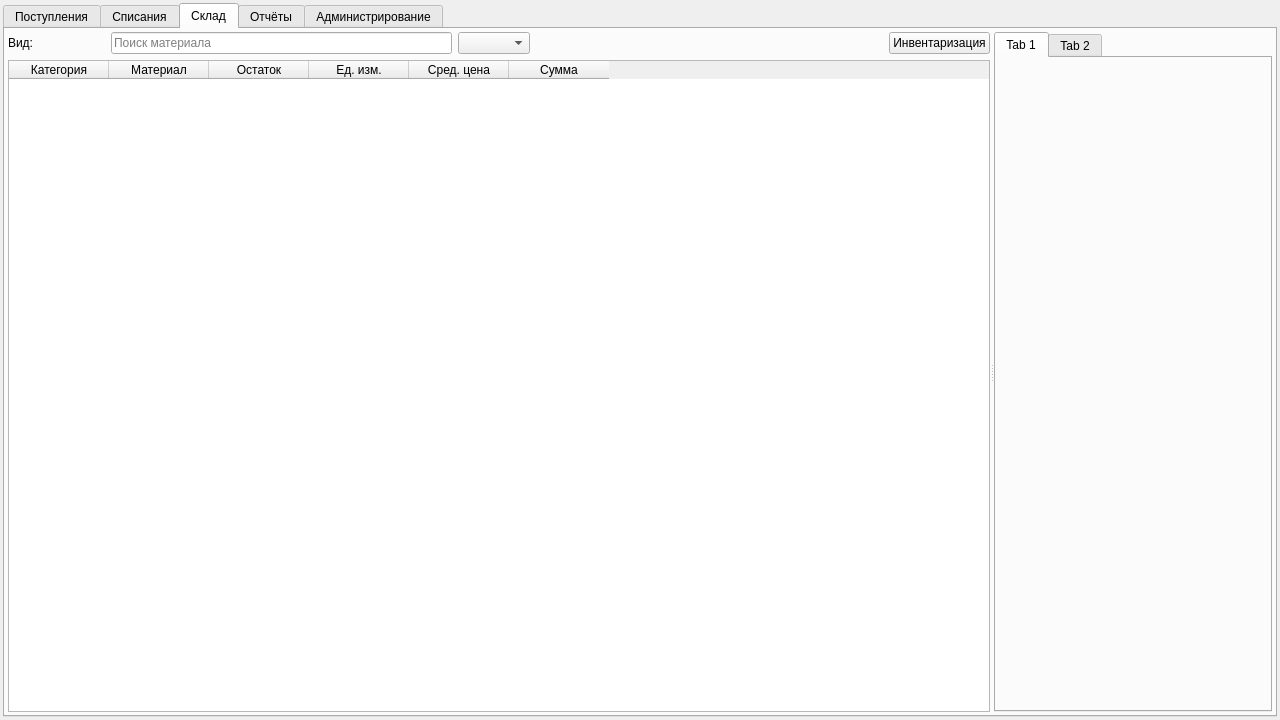
This is dp_kalugina_desktop/mainwidget.ui in Dimand04/dp_kalugina as Qt 5 draws it before an edit. The edited form follows.
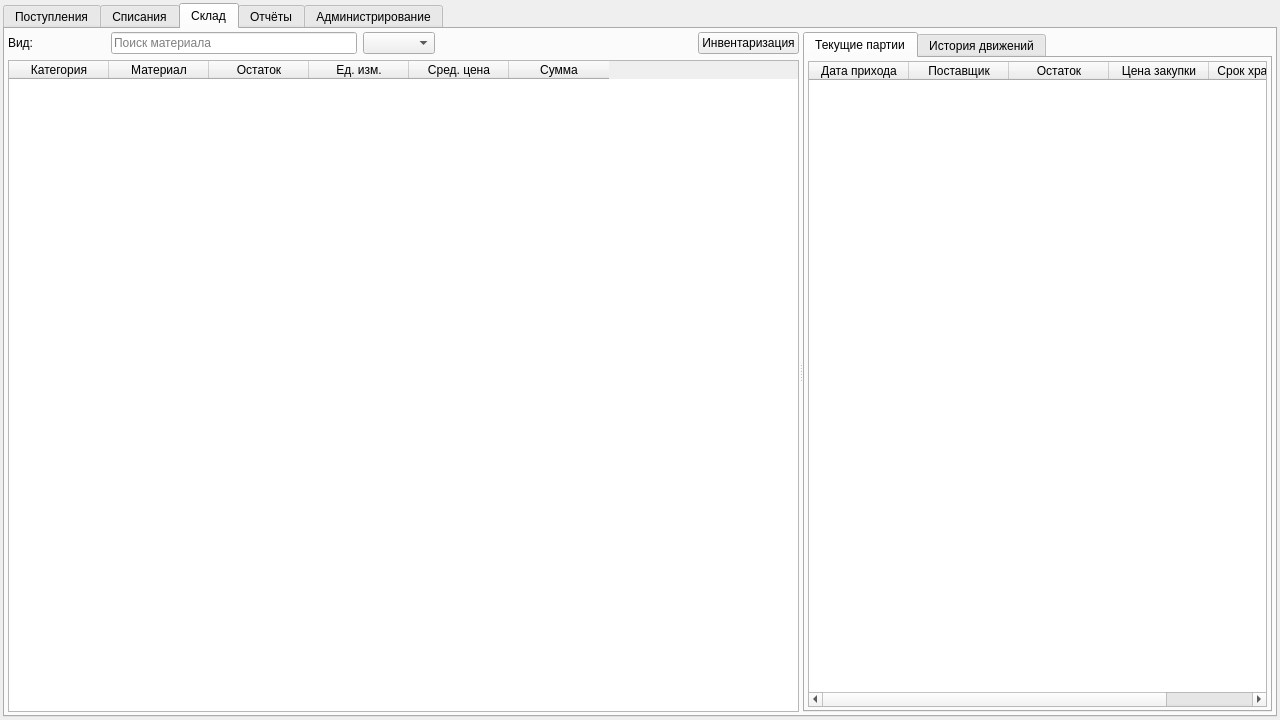
This is the edited form. Custom widgets are drawn as their Qt base class.

```diff
--- a/dp_kalugina_desktop/mainwidget.ui
+++ b/dp_kalugina_desktop/mainwidget.ui
@@ -63,6 +63,15 @@
          <property name="orientation">
           <enum>Qt::Orientation::Horizontal</enum>
          </property>
+         <property name="opaqueResize">
+          <bool>true</bool>
+         </property>
+         <property name="handleWidth">
+          <number>4</number>
+         </property>
+         <property name="childrenCollapsible">
+          <bool>true</bool>
+         </property>
          <widget class="QWidget" name="layoutWidget">
           <layout class="QGridLayout" name="gridLayout_8">
            <item row="0" column="6">
@@ -228,12 +237,85 @@
              </property>
              <widget class="QWidget" name="tab_9">
               <attribute name="title">
-               <string>Tab 1</string>
+               <string>Текущие партии</string>
               </attribute>
+              <layout class="QGridLayout" name="gridLayout_11">
+               <property name="leftMargin">
+                <number>3</number>
+               </property>
+               <property name="topMargin">
+                <number>3</number>
+               </property>
+               <property name="rightMargin">
+                <number>3</number>
+               </property>
+               <property name="bottomMargin">
+                <number>3</number>
+               </property>
+               <item row="0" column="0">
+                <widget class="QTableWidget" name="tw_warehouse_batches">
+                 <property name="verticalScrollBarPolicy">
+                  <enum>Qt::ScrollBarPolicy::ScrollBarAsNeeded</enum>
+                 </property>
+                 <property name="horizontalScrollBarPolicy">
+                  <enum>Qt::ScrollBarPolicy::ScrollBarAsNeeded</enum>
+                 </property>
+                 <property name="editTriggers">
+                  <set>QAbstractItemView::EditTrigger::NoEditTriggers</set>
+                 </property>
+                 <property name="selectionMode">
+                  <enum>QAbstractItemView::SelectionMode::SingleSelection</enum>
+                 </property>
+                 <property name="selectionBehavior">
+                  <enum>QAbstractItemView::SelectionBehavior::SelectRows</enum>
+                 </property>
+                 <property name="verticalScrollMode">
+                  <enum>QAbstractItemView::ScrollMode::ScrollPerPixel</enum>
+                 </property>
+                 <attribute name="horizontalHeaderVisible">
+                  <bool>true</bool>
+                 </attribute>
+                 <attribute name="horizontalHeaderHighlightSections">
+                  <bool>true</bool>
+                 </attribute>
+                 <attribute name="verticalHeaderVisible">
+                  <bool>false</bool>
+                 </attribute>
+                 <attribute name="verticalHeaderHighlightSections">
+                  <bool>true</bool>
+                 </attribute>
+                 <column>
+                  <property name="text">
+                   <string>Дата прихода</string>
+                  </property>
+                 </column>
+                 <column>
+                  <property name="text">
+                   <string>Поставщик</string>
+                  </property>
+                 </column>
+                 <column>
+                  <property name="text">
+                   <string>Остаток</string>
+                  </property>
+                 </column>
+                 <column>
+                  <property name="text">
+                   <string>Цена закупки</string>
+                  </property>
+                 </column>
+                 <column>
+                  <property name="text">
+                   <string>Срок хранения</string>
+                  </property>
+                 </column>
+                </widget>
+               </item>
+              </layout>
              </widget>
              <widget class="QWidget" name="tab_10">
               <attribute name="title">
-               <string>Tab 2</string>
+               <string>История движений</string>
               </attribute>
              </widget>
             </widget>
```
Left out of the diff: 65 changed lines with no effect on the pictures.
